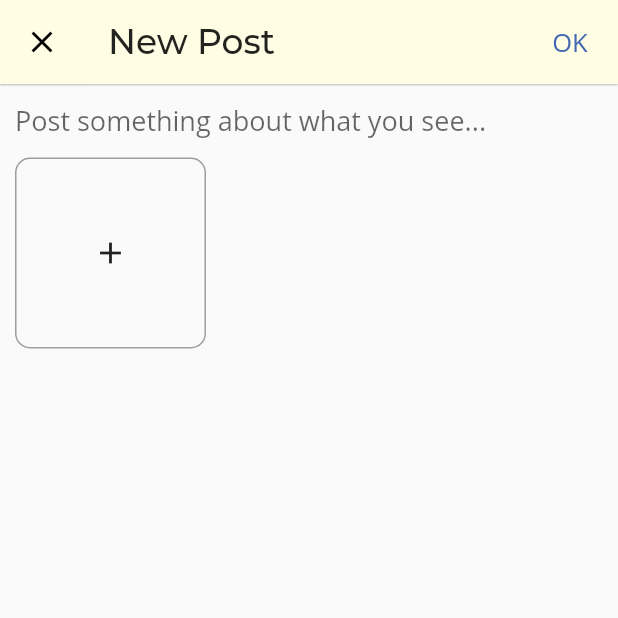
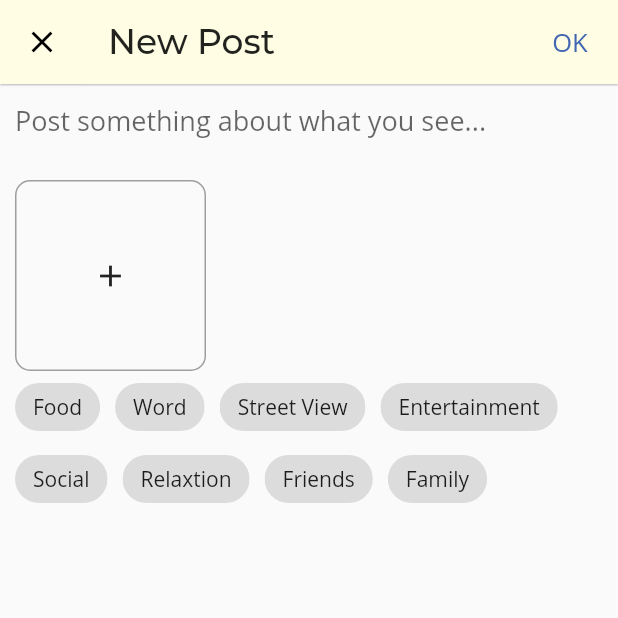
Before and after one commit to chinazhangyujia/location-based-social-app-flutter, a Flutter app: the NewPostScreen screen opened by its route, on a phone screen of 412 x 824 dp, the top half of it. Run offline on Flutter 3.47's test engine with Material 2 defaults, Android fonts, the phone set to English and light mode, and no system bars; our stand-ins replace badges, cached_network_image, datetime_picker_formfield, expandable, flutter_slidable, google_maps_flutter and 4 more; accounts and stored records are empty.

Commit message:
post topic

```diff
--- a/lib/model/friend_request.dart
+++ b/lib/model/friend_request.dart
@@ -5,7 +5,7 @@ import 'package:location_based_social_app/model/user.dart';
 class FriendRequest {
   final String id;
   final User sendFrom;
-  final String status; // pending, denied, accepted
+  final String status; // pending, rejected, accepted
   final bool notified;
 
   const FriendRequest({
--- /dev/null
+++ b/lib/model/post_topic.dart
@@ -0,0 +1,9 @@
+import 'package:flutter/material.dart';
+
+class PostTopic {
+  final int id;
+  final String name;
+  final String displayName;
+
+  PostTopic({@required this.id, @required this.name, @required this.displayName});
+}
--- a/lib/provider/friend_request_provider.dart
+++ b/lib/provider/friend_request_provider.dart
@@ -136,7 +136,7 @@ class FriendRequestProvider with ChangeNotifier {
 
   /// Accept or reject request
   Future<void> handleRequest(String status, String requestId) async {
-    if (status != 'accepted' && status != 'denied') {
+    if (status != 'accepted' && status != 'rejected') {
       return;
     }
 
--- a/lib/screen/create_post/new_post_screen.dart
+++ b/lib/screen/create_post/new_post_screen.dart
@@ -9,6 +9,7 @@ import 'package:location_based_social_app/util/dialog_util.dart';
 import 'package:location_based_social_app/util/image_upload_util.dart';
 import 'package:location_based_social_app/widget/create_post/gallery_image_picker.dart';
 import 'package:location_based_social_app/widget/create_post/multiline_text_field.dart';
+import 'package:location_based_social_app/widget/create_post/post_topic_selector.dart';
 import 'package:provider/provider.dart';
 
 /// screen to write new post
@@ -20,9 +21,9 @@ class NewPostScreen extends StatefulWidget {
 }
 
 class _NewPostScreenState extends State<NewPostScreen> {
-
   String text = '';
   List<File> pickedImages = [];
+  String topicName;
 
   bool _isLoading = false;
 
@@ -38,8 +39,13 @@ class _NewPostScreenState extends State<NewPostScreen> {
     });
   }
 
-  bool _isPostEmpty()
-  {
+  void onSelectTopic(String selectedTopicName) {
+    setState(() {
+      topicName = selectedTopicName;
+    });
+  }
+
+  bool _isPostEmpty() {
     return pickedImages.isEmpty && (text == null || text.trim().isEmpty);
   }
 
@@ -58,19 +64,23 @@ class _NewPostScreenState extends State<NewPostScreen> {
         });
 
         for (final File file in pickedImages) {
-          final S3Url s3url  = await ImageUploadUtil.getS3Urls(authToken, S3Folder.POST_IMAGE);
+          final S3Url s3url =
+              await ImageUploadUtil.getS3Urls(authToken, S3Folder.POST_IMAGE);
           await ImageUploadUtil.uploadToS3(s3url.uploadUrl, file);
           downloadUrls.add(s3url.downloadUrl);
         }
       }
 
-      final String postContent = (text == null || text.trim().isEmpty) ? null : text.trim();
-      final User loginUser = await Provider.of<UserProvider>(context, listen: false).getCurrentUser();
+      final String postContent =
+          (text == null || text.trim().isEmpty) ? null : text.trim();
+      final User loginUser =
+          await Provider.of<UserProvider>(context, listen: false)
+              .getCurrentUser();
 
-      await Provider.of<PostsProvider>(context, listen: false).uploadNewPost(postContent, downloadUrls, loginUser);
+      await Provider.of<PostsProvider>(context, listen: false)
+          .uploadNewPost(postContent, downloadUrls, loginUser);
 
       Navigator.of(context).pop();
-
     } on HttpException catch (error) {
       renderErrorDialog(context, error.message);
     } catch (error) {
@@ -101,17 +111,36 @@ class _NewPostScreenState extends State<NewPostScreen> {
             onPressed: () {
               sendPost(context, authProvider.token);
             },
-            child: Text('OK', style: TextStyle(color: Theme.of(context).accentColor, fontSize: 17),),
+            child: Text(
+              'OK',
+              style:
+                  TextStyle(color: Theme.of(context).accentColor, fontSize: 17),
+            ),
           )
         ],
       ),
-      body: _isLoading ? const Center(child: CircularProgressIndicator(),) : SingleChildScrollView(
+      body: _isLoading
+          ? const Center(
+              child: CircularProgressIndicator(),
+            )
+          : SingleChildScrollView(
               child: Padding(
                 padding: const EdgeInsets.symmetric(horizontal: 10),
                 child: Column(
+                  crossAxisAlignment: CrossAxisAlignment.start,
                   children: [
-              MultilineTextField(onEdit: onChangeText, hint: 'Post something about what you see...',),
-              GalleryImagePicker(pickedImages, onAddImage)
+                    MultilineTextField(
+                      onEdit: onChangeText,
+                      hint: 'Post something about what you see...',
+                    ),
+                    const SizedBox(
+                      height: 15,
+                    ),
+                    GalleryImagePicker(pickedImages, onAddImage),
+                    PostTopicSelector(
+                      selectedTopic: topicName,
+                      onSelectTopic: onSelectTopic,
+                    )
                   ],
                 ),
               ),
--- /dev/null
+++ b/lib/widget/create_post/post_topic_selector.dart
@@ -0,0 +1,40 @@
+import 'package:flutter/material.dart';
+import 'package:location_based_social_app/model/post_topic.dart';
+
+class PostTopicSelector extends StatelessWidget {
+  static final _topics = [
+    PostTopic(id: 1, name: 'FOOD', displayName: 'Food'),
+    PostTopic(id: 2, name: 'WORK', displayName: 'Word'),
+    PostTopic(id: 3, name: 'STREET_VIEW', displayName: 'Street View'),
+    PostTopic(id: 4, name: 'ENTERTAINMENT', displayName: 'Entertainment'),
+    PostTopic(id: 5, name: 'SOCIAL', displayName: 'Social'),
+    PostTopic(id: 6, name: 'RELAXTION', displayName: 'Relaxtion'),
+    PostTopic(id: 7, name: 'FRIENDS', displayName: 'Friends'),
+    PostTopic(id: 8, name: 'FAMILY', displayName: 'Family'),
+  ];
+
+  final String selectedTopic;
+  final void Function(String) onSelectTopic;
+
+  const PostTopicSelector({this.selectedTopic, this.onSelectTopic});
+
+  List<ChoiceChip> _getTopicOptions(BuildContext context) {
+    return _topics.map((topic) =>
+      ChoiceChip(
+        label: Text(topic.displayName),
+        selected: topic.name == selectedTopic,
+        onSelected: (bool selected) {
+          onSelectTopic(topic.name);
+        },
+        selectedColor: Theme.of(context).accentColor,
+      )).toList();
+  }
+
+  @override
+  Widget build(BuildContext context) {
+    return Wrap(
+      spacing: 10,
+      children: _getTopicOptions(context),
+    );
+  }
+}
--- a/lib/widget/friend/friend_request_card.dart
+++ b/lib/widget/friend/friend_request_card.dart
@@ -88,7 +88,7 @@ class FriendRequestCard extends StatelessWidget {
                       minWidth: 100,
                       child: ElevatedButton(
                         onPressed: () {
-                          onHandleRequest(context, 'denied', requestId);
+                          onHandleRequest(context, 'rejected', requestId);
                         },
                         style: ElevatedButton.styleFrom(
                           elevation: 0.5,
@@ -106,7 +106,7 @@ class FriendRequestCard extends StatelessWidget {
                               borderRadius: BorderRadius.circular(5),
                               color: const Color.fromRGBO(244, 244, 244, 1)),
                           padding: const EdgeInsets.symmetric(horizontal: 10),
-                          child: const Text('Deny',
+                          child: const Text('Reject',
                               style: TextStyle(fontSize: 18)),
                         ),
                       ),
```
Lines whose indentation alone changed are shown as unchanged.
